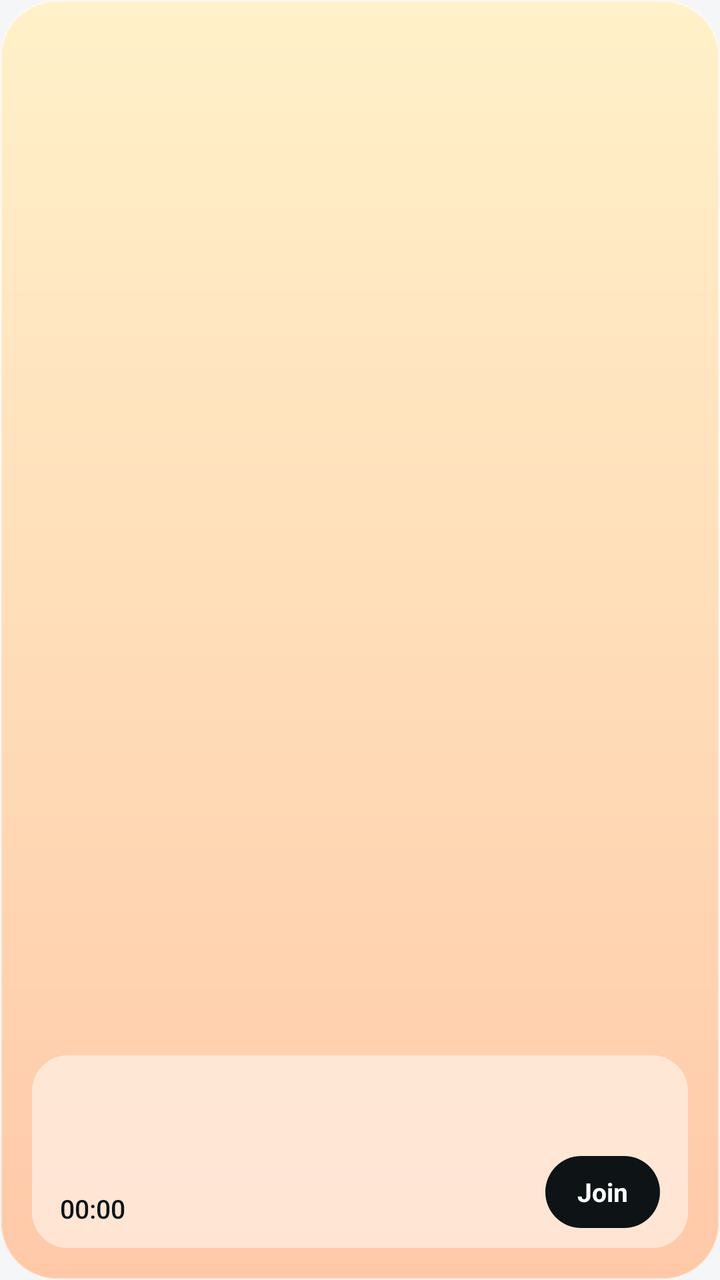
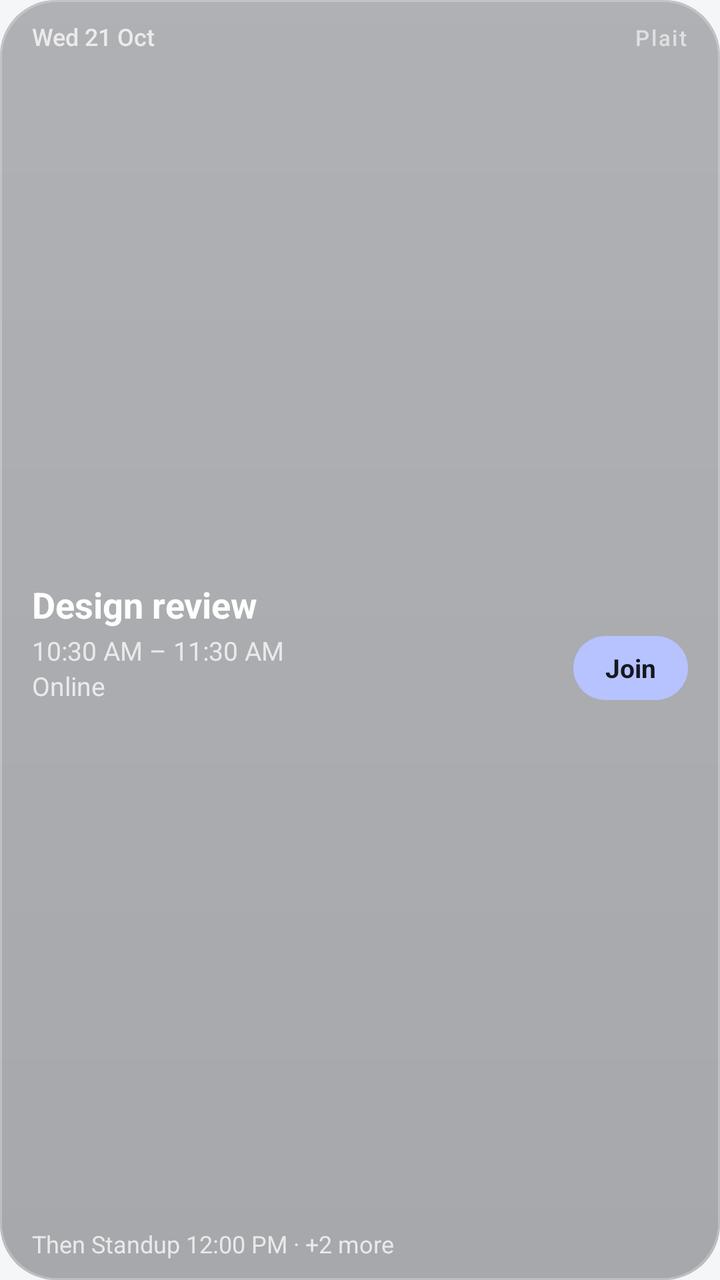

An Android layout rendered at two revisions. The XML below is the earlier revision; the diff shows what the commit changed to produce the second picture.
<!-- AndroidManifest.xml: application theme Theme.Plait -->
<!-- res/layout/widget_day_wide.xml -->
<?xml version="1.0" encoding="utf-8"?>
<LinearLayout xmlns:android="http://schemas.android.com/apk/res/android"
    android:id="@+id/widget_root"
    android:layout_width="match_parent" android:layout_height="match_parent"
    android:background="@drawable/widget_bg_morning"
    android:orientation="vertical" android:padding="16dp" >
    <TextView android:id="@+id/widget_greeting"
        android:layout_width="match_parent" android:layout_height="wrap_content"
        android:textColor="#B30E1316" android:textSize="12sp"
        android:maxLines="1" android:ellipsize="end" android:fontFamily="sans-serif-medium" />
    <TextView android:id="@+id/widget_headline"
        android:layout_width="match_parent" android:layout_height="wrap_content"
        android:textColor="#FF0E1316" android:textSize="20sp" android:textStyle="bold"
        android:maxLines="1" android:ellipsize="end" />
    <TextView android:id="@+id/widget_summary"
        android:layout_width="match_parent" android:layout_height="wrap_content"
        android:textColor="#CC0E1316" android:textSize="13sp"
        android:maxLines="1" android:ellipsize="end" />
    <FrameLayout android:layout_width="match_parent" android:layout_height="0dp" android:layout_weight="1" />
    <LinearLayout android:id="@+id/widget_next"
        android:layout_width="match_parent" android:layout_height="wrap_content"
        android:background="@drawable/widget_row_bg" android:orientation="vertical"
        android:paddingStart="14dp" android:paddingEnd="14dp" android:paddingTop="10dp" android:paddingBottom="10dp">
    <TextView android:id="@+id/widget_next_label"
        android:layout_width="match_parent" android:layout_height="wrap_content"
        android:textColor="#B30E1316" android:textSize="11sp"
        android:maxLines="1" android:ellipsize="end" android:fontFamily="sans-serif-medium" />
    <TextView android:id="@+id/widget_title"
        android:layout_width="match_parent" android:layout_height="wrap_content"
        android:textColor="#FF0E1316" android:textSize="16sp" android:textStyle="bold"
        android:maxLines="2" android:ellipsize="end" />
        <LinearLayout android:layout_width="match_parent" android:layout_height="wrap_content"
            android:layout_marginTop="4dp" android:gravity="center_vertical" android:orientation="horizontal">
            <LinearLayout android:layout_width="0dp" android:layout_height="wrap_content" android:layout_weight="1" android:orientation="vertical">
                <TextView android:id="@+id/widget_when" android:layout_width="match_parent" android:layout_height="wrap_content"
                    android:textColor="#CC0E1316" android:textSize="12sp" android:maxLines="1" android:ellipsize="end" />
                <Chronometer android:id="@+id/widget_countdown" android:layout_width="wrap_content" android:layout_height="wrap_content"
                    android:textColor="#FF0E1316" android:textSize="13sp" android:fontFamily="sans-serif-medium" />
            </LinearLayout>
            <TextView android:id="@+id/widget_join" android:layout_width="wrap_content" android:layout_height="36dp"
                android:background="@drawable/widget_pill" android:gravity="center" android:paddingStart="16dp" android:paddingEnd="16dp"
                android:text="Join" android:textColor="#FFFFFFFF" android:textSize="13sp" android:textStyle="bold" />
        </LinearLayout>
    </LinearLayout>
</LinearLayout>
<!-- resources referenced by this layout -->
<resources>
  <!-- drawable widget_bg_morning (drawable) -->
  <shape xmlns:android="http://schemas.android.com/apk/res/android" android:shape="rectangle">
      <gradient android:angle="270" android:startColor="#FFFFF1C9" android:endColor="#FFFFC9A8" />
      <corners android:radius="28dp" />
      <stroke android:width="1dp" android:color="#66FFFFFF" />
  </shape>
  <!-- drawable widget_pill (drawable) -->
  <shape xmlns:android="http://schemas.android.com/apk/res/android" android:shape="rectangle">
      <solid android:color="#FF0E1316" />
      <corners android:radius="20dp" />
  </shape>
  <!-- drawable widget_row_bg (drawable) -->
  <shape xmlns:android="http://schemas.android.com/apk/res/android" android:shape="rectangle">
      <solid android:color="#80FFFFFF" />
      <corners android:radius="18dp" />
  </shape>
  <style name="Theme.Plait" parent="android:Theme.Material.NoActionBar">
          <item name="android:windowBackground">#F4F6F7</item>
          <item name="android:statusBarColor">@android:color/transparent</item>
          <item name="android:navigationBarColor">@android:color/transparent</item>
      </style>
</resources>

<!-- the commit's change to res/layout/widget_day_wide.xml (unified diff, before → after) -->
@@ -2,44 +2,46 @@
 <LinearLayout xmlns:android="http://schemas.android.com/apk/res/android"
     android:id="@+id/widget_root"
     android:layout_width="match_parent" android:layout_height="match_parent"
-    android:background="@drawable/widget_bg_morning"
-    android:orientation="vertical" android:padding="16dp" >
-    <TextView android:id="@+id/widget_greeting"
-        android:layout_width="match_parent" android:layout_height="wrap_content"
-        android:textColor="#B30E1316" android:textSize="12sp"
-        android:maxLines="1" android:ellipsize="end" android:fontFamily="sans-serif-medium" />
-    <TextView android:id="@+id/widget_headline"
-        android:layout_width="match_parent" android:layout_height="wrap_content"
-        android:textColor="#FF0E1316" android:textSize="20sp" android:textStyle="bold"
-        android:maxLines="1" android:ellipsize="end" />
-    <TextView android:id="@+id/widget_summary"
-        android:layout_width="match_parent" android:layout_height="wrap_content"
-        android:textColor="#CC0E1316" android:textSize="13sp"
-        android:maxLines="1" android:ellipsize="end" />
-    <FrameLayout android:layout_width="match_parent" android:layout_height="0dp" android:layout_weight="1" />
+    android:background="@drawable/widget_background"
+    android:orientation="vertical"
+    android:paddingStart="16dp" android:paddingEnd="16dp" android:paddingTop="10dp" android:paddingBottom="10dp">
+    <LinearLayout android:layout_width="match_parent" android:layout_height="wrap_content" android:orientation="horizontal">
+        <TextView android:id="@+id/widget_date" android:text="Wed 21 Oct"
+            android:layout_width="0dp" android:layout_height="wrap_content" android:layout_weight="1"
+            android:textAlignment="viewStart" android:textColor="#BFFFFFFF" android:textSize="12sp"
+            android:maxLines="1" android:ellipsize="end" android:fontFamily="sans-serif-medium" />
+        <TextView android:layout_width="wrap_content" android:layout_height="wrap_content"
+            android:text="Plait" android:textColor="#99FFFFFF" android:textSize="11sp"
+            android:letterSpacing="0.08" android:fontFamily="sans-serif-medium" />
+    </LinearLayout>
     <LinearLayout android:id="@+id/widget_next"
-        android:layout_width="match_parent" android:layout_height="wrap_content"
-        android:background="@drawable/widget_row_bg" android:orientation="vertical"
-        android:paddingStart="14dp" android:paddingEnd="14dp" android:paddingTop="10dp" android:paddingBottom="10dp">
-    <TextView android:id="@+id/widget_next_label"
-        android:layout_width="match_parent" android:layout_height="wrap_content"
-        android:textColor="#B30E1316" android:textSize="11sp"
-        android:maxLines="1" android:ellipsize="end" android:fontFamily="sans-serif-medium" />
-    <TextView android:id="@+id/widget_title"
-        android:layout_width="match_parent" android:layout_height="wrap_content"
-        android:textColor="#FF0E1316" android:textSize="16sp" android:textStyle="bold"
-        android:maxLines="2" android:ellipsize="end" />
+        android:layout_width="match_parent" android:layout_height="0dp" android:layout_weight="1"
+        android:layout_marginTop="2dp" android:gravity="center_vertical" android:orientation="vertical">
+        <TextView android:id="@+id/widget_title" android:text="Design review"
+            android:layout_width="match_parent" android:layout_height="wrap_content"
+            android:textAlignment="viewStart" android:textColor="#FFFFFFFF" android:textSize="18sp" android:textStyle="bold"
+            android:maxLines="2" android:ellipsize="end" />
         <LinearLayout android:layout_width="match_parent" android:layout_height="wrap_content"
-            android:layout_marginTop="4dp" android:gravity="center_vertical" android:orientation="horizontal">
+            android:layout_marginTop="2dp" android:gravity="center_vertical" android:orientation="horizontal">
             <LinearLayout android:layout_width="0dp" android:layout_height="wrap_content" android:layout_weight="1" android:orientation="vertical">
-                <TextView android:id="@+id/widget_when" android:layout_width="match_parent" android:layout_height="wrap_content"
-                    android:textColor="#CC0E1316" android:textSize="12sp" android:maxLines="1" android:ellipsize="end" />
-                <Chronometer android:id="@+id/widget_countdown" android:layout_width="wrap_content" android:layout_height="wrap_content"
-                    android:textColor="#FF0E1316" android:textSize="13sp" android:fontFamily="sans-serif-medium" />
+                <TextView android:id="@+id/widget_when" android:text="10:30 AM – 11:30 AM"
+                    android:layout_width="match_parent" android:layout_height="wrap_content"
+                    android:textAlignment="viewStart" android:textColor="#BFFFFFFF" android:textSize="13sp"
+                    android:fontFeatureSettings="tnum" android:maxLines="1" android:ellipsize="end" />
+                <TextView android:id="@+id/widget_place" android:text="Online"
+                    android:layout_width="match_parent" android:layout_height="wrap_content"
+                    android:textAlignment="viewStart" android:textColor="#BFFFFFFF" android:textSize="13sp"
+                    android:maxLines="1" android:ellipsize="end" />
             </LinearLayout>
-            <TextView android:id="@+id/widget_join" android:layout_width="wrap_content" android:layout_height="36dp"
-                android:background="@drawable/widget_pill" android:gravity="center" android:paddingStart="16dp" android:paddingEnd="16dp"
-                android:text="Join" android:textColor="#FFFFFFFF" android:textSize="13sp" android:textStyle="bold" />
+            <TextView android:id="@+id/widget_join"
+                android:layout_width="wrap_content" android:layout_height="32dp" android:layout_marginStart="8dp"
+                android:background="@drawable/widget_pill" android:gravity="center"
+                android:paddingStart="16dp" android:paddingEnd="16dp"
+                android:text="Join" android:textColor="#FF141820" android:textSize="13sp" android:textStyle="bold" />
         </LinearLayout>
     </LinearLayout>
+    <TextView android:id="@+id/widget_footer" android:text="Then Standup 12:00 PM · +2 more"
+        android:layout_width="match_parent" android:layout_height="wrap_content"
+        android:textAlignment="viewStart" android:textColor="#BFFFFFFF" android:textSize="12sp"
+        android:maxLines="1" android:ellipsize="end" />
 </LinearLayout>
<!-- resource entries referenced after the edit -->
@@ -1,25 +1,39 @@
 <!-- resources referenced by this layout -->
 <resources>
-  <!-- drawable widget_bg_morning (drawable) -->
-  <shape xmlns:android="http://schemas.android.com/apk/res/android" android:shape="rectangle">
-      <gradient android:angle="270" android:startColor="#FFFFF1C9" android:endColor="#FFFFC9A8" />
-      <corners android:radius="28dp" />
-      <stroke android:width="1dp" android:color="#66FFFFFF" />
-  </shape>
+  <!-- drawable widget_background (drawable) -->
+  <?xml version="1.0" encoding="utf-8"?>
+  <layer-list xmlns:android="http://schemas.android.com/apk/res/android">
+      <item>
+          <shape android:shape="rectangle">
+              <solid android:color="#59141820" />
+              <corners android:radius="28dp" />
+          </shape>
+      </item>
+      <item>
+          <shape android:shape="rectangle">
+              <gradient android:angle="270" android:startColor="#1AFFFFFF" android:endColor="#00FFFFFF" />
+              <corners android:radius="28dp" />
+          </shape>
+      </item>
+      <item>
+          <shape android:shape="rectangle">
+              <stroke android:width="1dp" android:color="#40FFFFFF" />
+              <corners android:radius="28dp" />
+          </shape>
+      </item>
+  </layer-list>
   <!-- drawable widget_pill (drawable) -->
   <shape xmlns:android="http://schemas.android.com/apk/res/android" android:shape="rectangle">
-      <solid android:color="#FF0E1316" />
-      <corners android:radius="20dp" />
-  </shape>
-  <!-- drawable widget_row_bg (drawable) -->
-  <shape xmlns:android="http://schemas.android.com/apk/res/android" android:shape="rectangle">
-      <solid android:color="#80FFFFFF" />
+      <solid android:color="#FFB7C3FF" />
       <corners android:radius="18dp" />
   </shape>
   <style name="Theme.Plait" parent="android:Theme.Material.NoActionBar">
           <item name="android:windowBackground">#F4F6F7</item>
           <item name="android:statusBarColor">@android:color/transparent</item>
           <item name="android:navigationBarColor">@android:color/transparent</item>
+          <item name="android:windowSplashScreenBackground">#1D2260</item>
+          <item name="android:windowSplashScreenAnimatedIcon">@drawable/ic_launcher_foreground</item>
       </style>
+  <!-- drawable ic_launcher_foreground: vector/xml drawable (drawable, 8538 chars, omitted) -->
 </resources>
 
